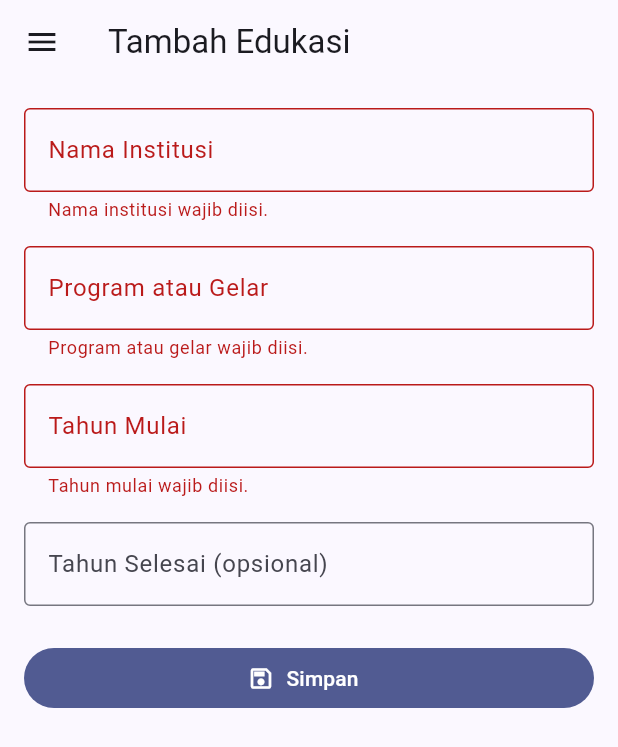
After one commit to felishangeline/myportofolio_mobile, a Flutter app: the EducationFormPage screen opened directly, after a tap on "Simpan", on a phone screen of 412 x 824 dp. The commit adds this screen. Shown: the top 747 px of the screen. Run offline on Flutter 3.47's test engine with Material 3 defaults, Android fonts, the phone set to English and light mode, and no system bars.

Commit message:
Tugas 8: Flutter Navigation, Layouts, Forms, and Input Elements

```diff
--- /dev/null
+++ b/lib/screens/education_form.dart
@@ -0,0 +1,168 @@
+import 'package:flutter/material.dart';
+import 'package:myportofolio_mobile/widgets/left_drawer.dart';
+
+class EducationFormPage extends StatefulWidget {
+  const EducationFormPage({super.key});
+
+  @override
+  State<EducationFormPage> createState() => _EducationFormPageState();
+}
+
+class _EducationFormPageState extends State<EducationFormPage> {
+  final _formKey = GlobalKey<FormState>();
+  final _institutionController = TextEditingController();
+  final _programController = TextEditingController();
+  final _startYearController = TextEditingController();
+  final _endYearController = TextEditingController();
+
+  @override
+  void dispose() {
+    _institutionController.dispose();
+    _programController.dispose();
+    _startYearController.dispose();
+    _endYearController.dispose();
+    super.dispose();
+  }
+
+  String? _requiredValidator(String? value, String fieldName) {
+    if (value == null || value.trim().isEmpty) {
+      return '$fieldName wajib diisi.';
+    }
+    if (value.trim().length < 2) {
+      return '$fieldName minimal terdiri dari 2 karakter.';
+    }
+    return null;
+  }
+
+  String? _yearValidator(String? value, {bool optional = false}) {
+    final yearText = value?.trim() ?? '';
+    if (optional && yearText.isEmpty) return null;
+    if (yearText.isEmpty) return 'Tahun mulai wajib diisi.';
+    if (yearText.length != 4 || int.tryParse(yearText) == null) {
+      return 'Masukkan tahun dengan 4 angka.';
+    }
+
+    final year = int.parse(yearText);
+    final currentYear = DateTime.now().year;
+    if (year < 1950 || year > currentYear + 10) {
+      return 'Tahun harus antara 1950 dan ${currentYear + 10}.';
+    }
+
+    if (optional) {
+      final startYear = int.tryParse(_startYearController.text.trim());
+      if (startYear != null && year < startYear) {
+        return 'Tahun selesai tidak boleh sebelum tahun mulai.';
+      }
+    }
+    return null;
+  }
+
+  void _showEducationSummary() {
+    if (!_formKey.currentState!.validate()) return;
+
+    showDialog<void>(
+      context: context,
+      builder: (dialogContext) => AlertDialog(
+        title: const Text('Ringkasan Edukasi'),
+        content: SingleChildScrollView(
+          child: Column(
+            crossAxisAlignment: CrossAxisAlignment.start,
+            mainAxisSize: MainAxisSize.min,
+            children: [
+              Text('Institusi: ${_institutionController.text.trim()}'),
+              const SizedBox(height: 8),
+              Text('Program/Gelar: ${_programController.text.trim()}'),
+              const SizedBox(height: 8),
+              Text('Tahun Mulai: ${_startYearController.text.trim()}'),
+              const SizedBox(height: 8),
+              Text(
+                'Tahun Selesai: ${_endYearController.text.trim().isEmpty ? 'Masih berlangsung' : _endYearController.text.trim()}',
+              ),
+            ],
+          ),
+        ),
+        actions: [
+          TextButton(
+            onPressed: () => Navigator.pop(dialogContext),
+            child: const Text('Tutup'),
+          ),
+        ],
+      ),
+    );
+  }
+
+  @override
+  Widget build(BuildContext context) {
+    final bottomInset = MediaQuery.viewInsetsOf(context).bottom;
+
+    return Scaffold(
+      appBar: AppBar(title: const Text('Tambah Edukasi')),
+      drawer: const LeftDrawer(),
+      body: SafeArea(
+        child: Form(
+          key: _formKey,
+          child: SingleChildScrollView(
+            padding: EdgeInsets.fromLTRB(16, 16, 16, 24 + bottomInset),
+            child: Column(
+              crossAxisAlignment: CrossAxisAlignment.stretch,
+              children: [
+                TextFormField(
+                  controller: _institutionController,
+                  textCapitalization: TextCapitalization.words,
+                  decoration: _inputDecoration(
+                    'Nama Institusi',
+                    hint: 'Contoh: Universitas Indonesia',
+                  ),
+                  validator: (value) =>
+                      _requiredValidator(value, 'Nama institusi'),
+                ),
+                const SizedBox(height: 16),
+                TextFormField(
+                  controller: _programController,
+                  textCapitalization: TextCapitalization.words,
+                  decoration: _inputDecoration(
+                    'Program atau Gelar',
+                    hint: 'Contoh: Ilmu Komputer',
+                  ),
+                  validator: (value) =>
+                      _requiredValidator(value, 'Program atau gelar'),
+                ),
+                const SizedBox(height: 16),
+                TextFormField(
+                  controller: _startYearController,
+                  keyboardType: TextInputType.number,
+                  decoration: _inputDecoration('Tahun Mulai'),
+                  validator: _yearValidator,
+                ),
+                const SizedBox(height: 16),
+                TextFormField(
+                  controller: _endYearController,
+                  keyboardType: TextInputType.number,
+                  decoration: _inputDecoration(
+                    'Tahun Selesai (opsional)',
+                    hint: 'Kosongkan jika masih berlangsung',
+                  ),
+                  validator: (value) => _yearValidator(value, optional: true),
+                ),
+                const SizedBox(height: 24),
+                FilledButton.icon(
+                  onPressed: _showEducationSummary,
+                  icon: const Icon(Icons.save_outlined),
+                  label: const Text('Simpan'),
+                ),
+              ],
+            ),
+          ),
+        ),
+      ),
+    );
+  }
+
+  InputDecoration _inputDecoration(String label, {String? hint}) {
+    return InputDecoration(
+      labelText: label,
+      hintText: hint,
+      border: const OutlineInputBorder(),
+    );
+  }
+}
--- a/lib/screens/menu.dart
+++ b/lib/screens/menu.dart
@@ -12,6 +12,7 @@ class MyHomePage extends StatelessWidget {
   final List<ItemHomepage> items = const [
     ItemHomepage('Lihat Proyek', Icons.folder_open, Color(0xFFD8C3A5)),
     ItemHomepage('Tambah Proyek', Icons.add_circle_outline, Color(0xFF6F4E37)),
+    ItemHomepage('Tambah Edukasi', Icons.school_outlined, Color(0xFFA47551)),
     ItemHomepage('Logout', Icons.logout, Color(0xFF6F4E37)),
   ];
 
--- a/lib/widgets/left_drawer.dart
+++ b/lib/widgets/left_drawer.dart
@@ -1,4 +1,5 @@
 import 'package:flutter/material.dart';
+import 'package:myportofolio_mobile/screens/education_form.dart';
 import 'package:myportofolio_mobile/screens/project_form.dart';
 
 class LeftDrawer extends StatelessWidget {
@@ -48,6 +49,19 @@ class LeftDrawer extends StatelessWidget {
               );
             },
           ),
+          ListTile(
+            leading: const Icon(Icons.school_outlined),
+            title: const Text('Tambah Edukasi'),
+            onTap: () {
+              Navigator.pop(context);
+              Navigator.push(
+                context,
+                MaterialPageRoute<void>(
+                  builder: (context) => const EducationFormPage(),
+                ),
+              );
+            },
+          ),
         ],
       ),
     );
```
Also changed, not shown: lib/widgets/project_card.dart (+8 -0 lines), 1 other file.
